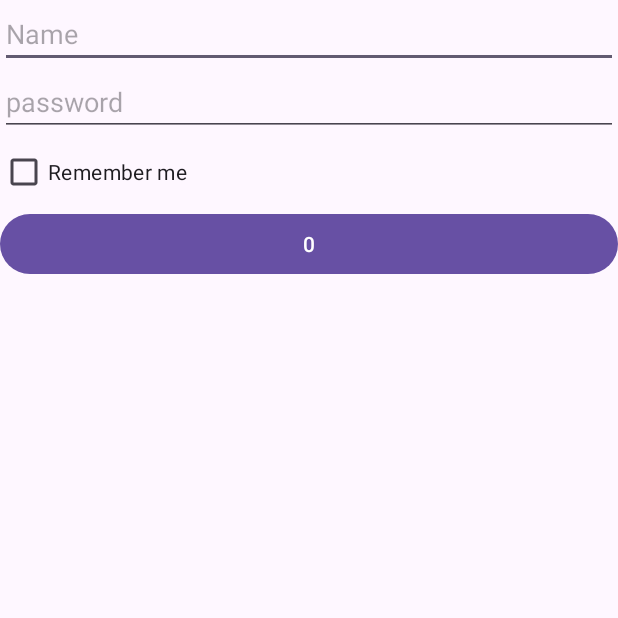
After one commit to Sprajapati123/34A-kotlin, an Android app: the LoginActivity screen opened directly, with no data from a screen before it, on a phone screen of 412 x 824 dp, the top half of it. The commit adds this screen. Run offline under Robolectric (Android 15) with nearby library versions, the phone set to English and light mode, and no system bars.

Commit message:
login activity

```diff
--- a/app/build.gradle.kts
+++ b/app/build.gradle.kts
@@ -8,7 +8,6 @@ android {
     buildFeatures{
         viewBinding = true
     }
-
     namespace = "com.example.a34a"
     compileSdk = 34
 
--- a/app/src/main/AndroidManifest.xml
+++ b/app/src/main/AndroidManifest.xml
@@ -18,6 +18,15 @@
         android:supportsRtl="true"
         android:theme="@style/Theme._34A"
         tools:targetApi="31">
+        <activity
+            android:name=".LoginActivity"
+            android:exported="true">
+            <intent-filter>
+                <action android:name="android.intent.action.MAIN" />
+
+                <category android:name="android.intent.category.LAUNCHER" />
+            </intent-filter>
+        </activity>
         <activity
             android:name=".MessageActivity"
             android:exported="true">
--- /dev/null
+++ b/app/src/main/java/com/example/a34a/LoginActivity.kt
@@ -0,0 +1,64 @@
+package com.example.a34a
+
+import android.content.SharedPreferences
+import android.os.Bundle
+import android.widget.Button
+import android.widget.Toast
+import androidx.activity.enableEdgeToEdge
+import androidx.appcompat.app.AppCompatActivity
+import androidx.core.view.ViewCompat
+import androidx.core.view.WindowInsetsCompat
+import com.example.a34a.databinding.ActivityLoginBinding
+
+class LoginActivity : AppCompatActivity() {
+    lateinit var loginBinding: ActivityLoginBinding
+    lateinit var sharedPreferences: SharedPreferences
+
+    var username : String? = null
+    var password : String? = null
+    override fun onCreate(savedInstanceState: Bundle?) {
+        super.onCreate(savedInstanceState)
+        enableEdgeToEdge()
+        loginBinding = ActivityLoginBinding.inflate(layoutInflater)
+        var view = loginBinding.root
+
+        getData()
+
+        loginBinding.buttonCounter2.setOnClickListener {
+            sharedPreferences = getSharedPreferences("userData", MODE_PRIVATE)
+
+            username = loginBinding.idpassword2.text.toString()
+            password = loginBinding.editTextText6.text.toString()
+
+            var editor = sharedPreferences.edit()
+            editor.putString("username",username)
+            editor.putString("passwords",password)
+
+            editor.apply()
+
+
+            Toast.makeText(applicationContext,"Data saved",Toast.LENGTH_LONG).show()
+
+        }
+
+        setContentView(view)
+
+
+        ViewCompat.setOnApplyWindowInsetsListener(findViewById(R.id.main)) { v, insets ->
+            val systemBars = insets.getInsets(WindowInsetsCompat.Type.systemBars())
+            v.setPadding(systemBars.left, systemBars.top, systemBars.right, systemBars.bottom)
+            insets
+        }
+    }
+
+    private fun getData() {
+        sharedPreferences = getSharedPreferences("userData", MODE_PRIVATE)
+
+        username = sharedPreferences.getString("username","")
+        password = sharedPreferences.getString("passwords","")
+
+        loginBinding.idpassword2.setText(username)
+        loginBinding.editTextText6.setText(password)
+
+    }
+}
--- a/app/src/main/java/com/example/a34a/MessageActivity.kt
+++ b/app/src/main/java/com/example/a34a/MessageActivity.kt
@@ -73,6 +73,7 @@ class MessageActivity : AppCompatActivity() {
         messageBinding.idUsername.setText(username)
         messageBinding.idMessage.setText(message)
         messageBinding.remeberMe.isChecked = rememberMe!!
+
         messageBinding.btnCounter.text = counter.toString()
         super.onResume()
     }
--- /dev/null
+++ b/app/src/main/res/layout/activity_login.xml
@@ -0,0 +1,38 @@
+<?xml version="1.0" encoding="utf-8"?>
+<LinearLayout xmlns:android="http://schemas.android.com/apk/res/android"
+    xmlns:app="http://schemas.android.com/apk/res-auto"
+    xmlns:tools="http://schemas.android.com/tools"
+    android:id="@+id/main"
+    android:orientation="vertical"
+    android:layout_width="match_parent"
+    android:layout_height="match_parent"
+    tools:context=".LoginActivity">
+
+    <EditText
+        android:id="@+id/idpassword2"
+        android:layout_width="match_parent"
+        android:layout_height="wrap_content"
+        android:ems="10"
+        android:inputType="text"
+        android:hint="Name" />
+
+    <EditText
+        android:id="@+id/editTextText6"
+        android:layout_width="match_parent"
+        android:layout_height="wrap_content"
+        android:ems="10"
+        android:inputType="text"
+        android:hint="password" />
+
+    <CheckBox
+        android:id="@+id/checkbox2"
+        android:layout_width="match_parent"
+        android:layout_height="wrap_content"
+        android:text="Remember me" />
+
+    <Button
+        android:id="@+id/buttonCounter2"
+        android:layout_width="match_parent"
+        android:layout_height="wrap_content"
+        android:text="0" />
+</LinearLayout>
```
